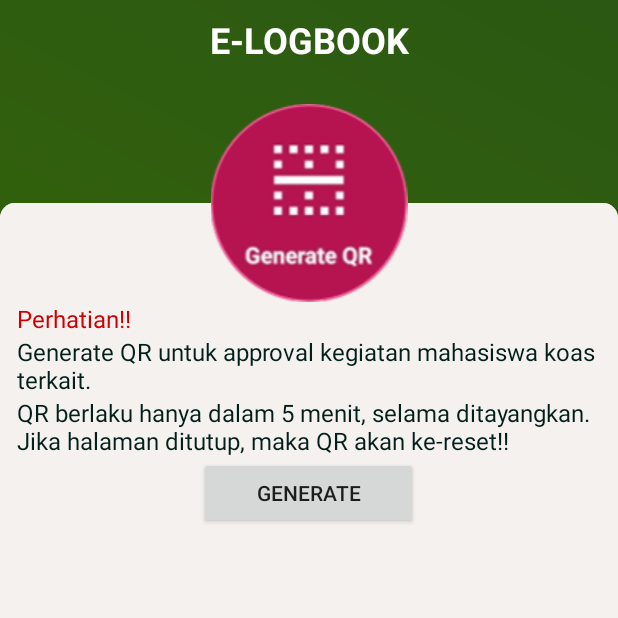
After one commit to vsamaya/LogbookKoas, an Android app: the MainQR screen opened directly, with no data from a screen before it, on a phone screen of 412 x 824 dp, the top half of it. The commit adds this screen. Run offline under Robolectric (Android 15) with nearby library versions, the phone set to English and light mode, and no system bars.

Commit message:
Generate Done

```diff
--- a/app/src/main/AndroidManifest.xml
+++ b/app/src/main/AndroidManifest.xml
@@ -9,7 +9,11 @@
         android:roundIcon="@mipmap/ic_launcher_round"
         android:supportsRtl="true"
         android:theme="@style/AppTheme">
-        <activity android:name=".MahasiswaActivity"></activity>
+        <activity android:name=".QR"></activity>
+        <activity android:name=".MainQR" />
+        <activity android:name=".OTP" />
+        <activity android:name=".MainOTP" />
+        <activity android:name=".MahasiswaActivity" />
         <activity android:name=".DosenActivity" />
         <activity android:name=".MainActivity">
             <intent-filter>
--- /dev/null
+++ b/app/src/main/java/com/example/logbookkoas/MainQR.java
@@ -0,0 +1,21 @@
+package com.example.logbookkoas;
+
+import androidx.appcompat.app.AppCompatActivity;
+
+import android.content.Intent;
+import android.os.Bundle;
+import android.view.View;
+
+public class MainQR extends AppCompatActivity {
+
+    @Override
+    protected void onCreate(Bundle savedInstanceState) {
+        super.onCreate(savedInstanceState);
+        setContentView(R.layout.activity_main_qr);
+    }
+
+    public void generate(View view) {
+        Intent a = new Intent(MainQR.this,QR.class);
+        startActivity(a);
+    }
+}
--- /dev/null
+++ b/app/src/main/java/com/example/logbookkoas/OTP.java
@@ -0,0 +1,57 @@
+package com.example.logbookkoas;
+
+import androidx.appcompat.app.AppCompatActivity;
+
+import android.os.Bundle;
+import android.os.CountDownTimer;
+import android.util.Log;
+import android.widget.ProgressBar;
+import android.widget.TextView;
+
+import java.util.Random;
+import java.util.concurrent.TimeUnit;
+
+public class OTP extends AppCompatActivity {
+    TextView Waktu;
+    int i=0;
+    private ProgressBar progressBarCircle;
+    @Override
+    protected void onCreate(Bundle savedInstanceState) {
+        super.onCreate(savedInstanceState);
+        setContentView(R.layout.activity_otp);
+        Waktu = (TextView) findViewById(R.id.waktu);
+        progressBarCircle = (ProgressBar) findViewById(R.id.progressBarCircle);
+        new CountDownTimer(300000, 1000) {
+            public void onTick(long millisUntilFinished) {
+                Log.v("Log_tag", "Tick of Progress"+ i+ millisUntilFinished);
+                i++;
+                progressBarCircle.setProgress((int)i*100/(300000/1000));
+
+                String waktu = String.format("%02d:%02d:%02d",
+                        TimeUnit.MILLISECONDS.toHours(millisUntilFinished),
+                        TimeUnit.MILLISECONDS.toMinutes(millisUntilFinished) -
+                                TimeUnit.HOURS.toMinutes(TimeUnit.MILLISECONDS.toHours(millisUntilFinished)),
+                        TimeUnit.MILLISECONDS.toSeconds(millisUntilFinished) -
+                                TimeUnit.MINUTES.toSeconds(TimeUnit.MILLISECONDS.toMinutes(millisUntilFinished)));
+
+                Waktu.setText(waktu);
+            }
+
+            public void onFinish() {
+                finish();
+
+            }
+        }.start();
+
+        Random rand=new Random();
+        int number = rand.nextInt(8999)+1000;
+        TextView myText = (TextView)findViewById(R.id.generatenumber);
+        String otp = String.valueOf(number);
+        myText.setText(otp);
+
+
+    }
+
+
+
+}
--- /dev/null
+++ b/app/src/main/res/layout/activity_main_qr.xml
@@ -0,0 +1,99 @@
+<?xml version="1.0" encoding="utf-8"?>
+<LinearLayout xmlns:android="http://schemas.android.com/apk/res/android"
+    xmlns:app="http://schemas.android.com/apk/res-auto"
+    xmlns:tools="http://schemas.android.com/tools"
+    android:layout_width="match_parent"
+    android:layout_height="match_parent"
+    tools:context=".MainQR">
+
+    <LinearLayout
+        android:id="@+id/layout_atas"
+        android:layout_width="match_parent"
+        android:layout_height="match_parent"
+        android:background="@drawable/grad"
+        android:orientation="vertical">
+
+        <TextView
+            android:id="@+id/head1"
+            android:layout_width="match_parent"
+            android:layout_height="59dp"
+            android:layout_marginTop="10dp"
+            android:gravity="center_horizontal"
+            android:text="E-LOGBOOK"
+            android:textColor="@android:color/background_light"
+            android:textSize="24sp"
+            android:textStyle="bold" />
+
+        <ImageView
+            android:id="@+id/imageView2"
+            android:layout_width="match_parent"
+            android:layout_height="wrap_content"
+            android:src="@drawable/qr_up"/>
+
+        <ScrollView
+            android:layout_width="match_parent"
+            android:layout_height="fill_parent"
+            android:background="@drawable/roundedlayout">
+
+            <LinearLayout
+                android:layout_width="match_parent"
+                android:layout_height="match_parent"
+                android:background="@drawable/roundedlayout"
+                android:orientation="vertical">
+
+                <ImageView
+                    android:id="@+id/imageView3"
+                    android:layout_width="match_parent"
+                    android:layout_height="wrap_content"
+                    android:src="@drawable/qr_down"/>
+
+                <TextView
+                    android:id="@+id/textView1"
+                    android:layout_width="match_parent"
+                    android:layout_height="wrap_content"
+                    android:layout_marginStart="5pt"
+                    android:layout_marginEnd="5pt"
+                    android:text="Perhatian!!"
+                    android:textColor="@android:color/holo_red_dark"
+                    android:textSize="16sp" />
+
+                <TextView
+                    android:id="@+id/textView2"
+                    android:layout_width="match_parent"
+                    android:layout_height="wrap_content"
+                    android:layout_marginStart="5pt"
+                    android:layout_marginEnd="5pt"
+                    android:text="Generate QR untuk approval kegiatan mahasiswa koas terkait."
+                    android:textColor="@color/colorGreenBg"
+                    android:textSize="16sp" />
+
+                <TextView
+                    android:id="@+id/textView3"
+                    android:layout_width="match_parent"
+                    android:layout_height="wrap_content"
+                    android:layout_marginStart="5pt"
+                    android:layout_marginEnd="5pt"
+                    android:text="QR berlaku hanya dalam 5 menit, selama ditayangkan. Jika halaman ditutup, maka QR akan ke-reset!!"
+                    android:textColor="@color/colorGreenBg"
+                    android:textSize="16sp" />
+
+                <Button
+                    android:id="@+id/back"
+                    android:layout_width="146dp"
+                    android:layout_height="wrap_content"
+                    android:layout_gravity="center_horizontal"
+                    android:onClick="generate"
+                    android:text="Generate"
+                    app:layout_constraintBottom_toBottomOf="parent"
+                    app:layout_constraintEnd_toEndOf="parent"
+                    app:layout_constraintHorizontal_bias="0.0"
+                    app:layout_constraintLeft_toLeftOf="parent"
+                    app:layout_constraintRight_toRightOf="parent"
+                    app:layout_constraintStart_toStartOf="parent"
+                    app:layout_constraintTop_toTopOf="parent"
+                    app:layout_constraintVertical_bias="0.172" />
+            </LinearLayout>
+        </ScrollView>
+
+    </LinearLayout>
+</LinearLayout>
--- a/app/src/main/res/values/colors.xml
+++ b/app/src/main/res/values/colors.xml
@@ -8,6 +8,7 @@
     <color name="colorButton">#D5F1ED</color>
     <color name="colorBorder">#FFFFFF</color>
     <color name="colorGrey">#A9A9B0</color>
-
+    <color name="colorGreen">#8BC34A</color>
+    <color name="colorGreenBg">#021F1B</color>
 
 </resources>
--- a/build.gradle
+++ b/build.gradle
@@ -7,7 +7,7 @@ buildscript {
 
     }
     dependencies {
-        classpath 'com.android.tools.build:gradle:3.5.0'
+        classpath 'com.android.tools.build:gradle:3.5.2'
 
         // NOTE: Do not place your application dependencies here; they belong
         // in the individual module build.gradle files
```
Also changed, not shown: app/build.gradle (+4 -3 lines), app/src/main/java/com/example/logbookkoas/DosenActivity.java (+29 -1 lines), app/src/main/java/com/example/logbookkoas/MainOTP.java (added, +24 -0 lines), app/src/main/java/com/example/logbookkoas/QR.java (added, +58 -0 lines), app/src/main/res/drawable/circle_progress.xml (added, +8 -0 lines), app/src/main/res/drawable/circle_progress_bg.xml (added, +10 -0 lines), app/src/main/res/layout/activity_dosen.xml (+34 -4 lines), app/src/main/res/layout/activity_main_otp.xml (added, +98 -0 lines), app/src/main/res/layout/activity_otp.xml (added, +105 -0 lines), app/src/main/res/layout/activity_qr.xml (added, +83 -0 lines), app/src/main/res/drawable/otp_down.png (added), app/src/main/res/drawable/otp_up.png (added), app/src/main/res/drawable/qr_down.png (added), app/src/main/res/drawable/qr_up.png (added).
